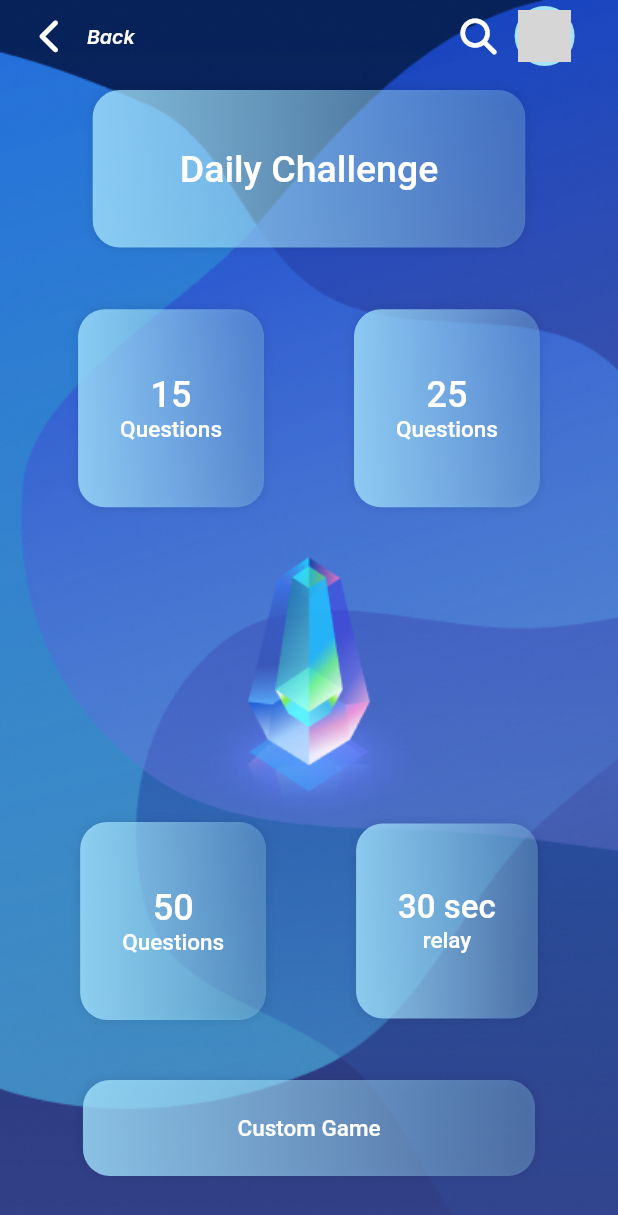
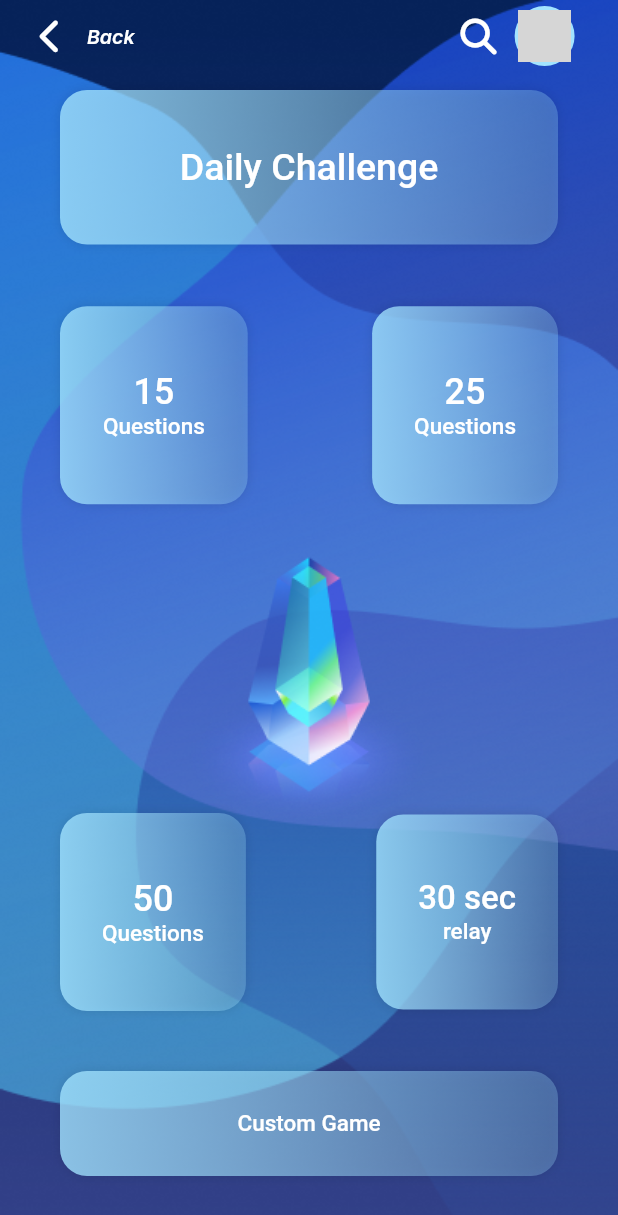
Before and after one commit to Ismael-Deka/TrivialTrivia-flutter, a Flutter app: the GameModesScreen screen opened by its route, on a phone screen of 412 x 824 dp. Shown: the top 1215 px of the screen. Run offline on Flutter 3.47's test engine with Material 2 defaults, Android fonts, the phone set to English and light mode, and no system bars; our stand-ins replace cloud_firestore, firebase_auth, firebase_core, firebase_storage, flutter_hooks, font_awesome_flutter and 7 more; accounts and stored records are empty; network calls fail; project files that could hold a hidden picture were left out; grey boxes are pictures that could not be loaded.

Commit message:
Fixed layout bug on Game Mode screen

```diff
--- a/lib/models/user.dart
+++ b/lib/models/user.dart
@@ -24,7 +24,7 @@ class User {
     this.points = 0
   });
 
-  Map<String, dynamic> toJason() => {
+  Map<String, dynamic> toJson() => {
     "id": id,
     "username": username,
     "email": email,
--- a/lib/screens/GameModesScreen.dart
+++ b/lib/screens/GameModesScreen.dart
@@ -196,14 +196,23 @@ class _GameModesScreenState extends State<GameModesScreen> {
                                   TriviaUtils.getGameArgs(
                                       TriviaUtils.DAILY_CHALLENGE),
                                   context,true),
-                              child: const Padding(
-                                padding: EdgeInsets.fromLTRB(50.0, 30.0, 50.0, 30.0),
+                              child: Stack(
+                                children: [
+                                  Padding(
+                                    padding: EdgeInsets.fromLTRB(size.width*0.5, size.height*0.05, size.width*0.5, size.height*0.05),
+                                  ),
+                                  Align(
+                                    alignment: Alignment.center,
+                                    heightFactor: 3,
                                     child: Text(
                                       "Daily Challenge",
                                       textAlign: TextAlign.center,
                                       style:
                                       TextStyle(color: Colors.white, fontSize: 25.0),
                                     ),
+                                  )
+
+                                ],
                               ),
                             )),
                         SizedBox(height: size.height / 20),
@@ -243,7 +252,7 @@ class _GameModesScreenState extends State<GameModesScreen> {
                                       context,false),
                                   child: Padding(
                                     padding:
-                                    EdgeInsets.fromLTRB(20.0, 35.0, 20.0, 35.0),
+                                    EdgeInsets.fromLTRB(size.width*0.05, 35.0, size.width*0.05, 35.0),
                                     child: Column(
                                       children: const [
                                         Text(
@@ -262,7 +271,7 @@ class _GameModesScreenState extends State<GameModesScreen> {
                                     ),
                                   ),
                                 )),
-                            SizedBox(width: 60.0),
+                            Spacer(),
                             DecoratedBox(
                                 decoration: BoxDecoration(
                                     gradient: LinearGradient(colors: [
@@ -380,7 +389,7 @@ class _GameModesScreenState extends State<GameModesScreen> {
                                     ),
                                   ),
                                 )),
-                            SizedBox(width: 60.0),
+                            Spacer(),
                             DecoratedBox(
                                 decoration: BoxDecoration(
                                     gradient: LinearGradient(colors: [
@@ -463,14 +472,23 @@ class _GameModesScreenState extends State<GameModesScreen> {
                                   ))),
                               onPressed: () =>
                                   Navigator.pushNamed(context, '/customgame'),
-                              child: const Padding(
-                                padding: EdgeInsets.fromLTRB(95.0, 15.0, 95.0, 15.0),
+                              child: Stack(
+                                children: [
+                                  Padding(
+                                    padding: EdgeInsets.fromLTRB(size.width*0.5, 15.0, size.width*0.5, 15.0),
+                                  ),
+                                  Align(
+                                    alignment: Alignment.center,
+                                    heightFactor: 3,
                                     child: Text(
                                       "Custom Game",
                                       textAlign: TextAlign.center,
                                       style:
                                       TextStyle(color: Colors.white, fontSize: 15.0),
                                     ),
+                                  )
+
+                                ],
                               ),
                             )),
                       ],
--- a/lib/services/auth.dart
+++ b/lib/services/auth.dart
@@ -54,7 +54,7 @@ class Service {
         await _firestore
             .collection('users')
             .doc(cred.user!.uid)
-            .set(user.toJason());
+            .set(user.toJson());
         res = "Success";
         Navigator.pushNamed(context, '/main');
       }
@@ -90,7 +90,7 @@ class Service {
         await _firestore
             .collection('users')
             .doc(uid)
-            .set(user.toJason());
+            .set(user.toJson());
         res = "Success";
         Navigator.pushNamed(context, '/main');
       }
```
Also changed, not shown: lib/screens/ProfilePage.dart (+13 -3 lines), lib/screens/Settings.dart (+10 -8 lines), lib/screens/TriviaQuestionScreen.dart (+16 -3 lines). Lines whose indentation alone changed are shown as unchanged.
